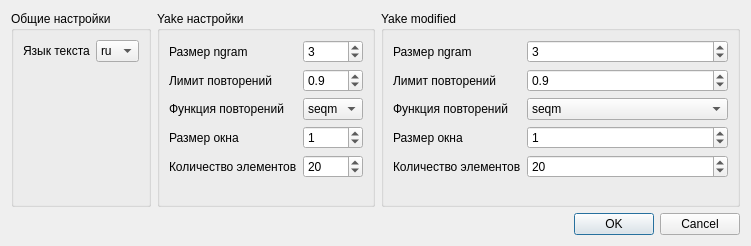
First picture: the form in YRake/interface/ui/SettingsWindow.ui, repository BroBezzubik/Diplome2021, before the edit.
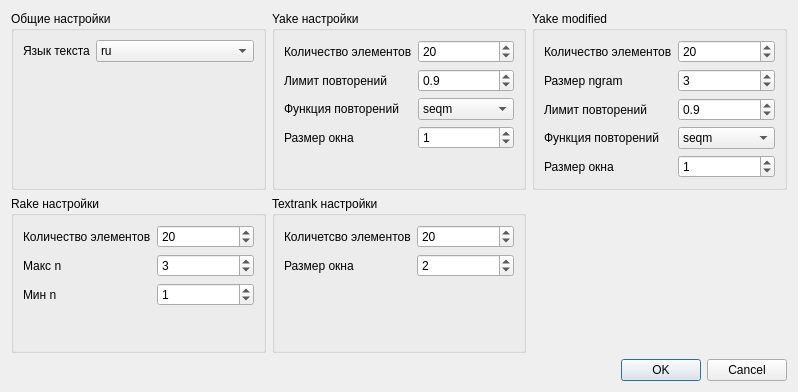
Second picture: the form after the edit.

Patch:
```diff
--- a/YRake/interface/ui/SettingsWindow.ui
+++ b/YRake/interface/ui/SettingsWindow.ui
@@ -6,8 +6,8 @@
    <rect>
     <x>0</x>
     <y>0</y>
-    <width>751</width>
-    <height>246</height>
+    <width>798</width>
+    <height>392</height>
    </rect>
   </property>
   <property name="windowTitle">
@@ -15,28 +15,125 @@
   </property>
   <layout class="QGridLayout" name="gridLayout">
    <item row="0" column="2">
+    <widget class="QGroupBox" name="yakemodified_groupbox">
+     <property name="sizePolicy">
+      <sizepolicy hsizetype="Preferred" vsizetype="Preferred">
+       <horstretch>0</horstretch>
+       <verstretch>0</verstretch>
+      </sizepolicy>
+     </property>
+     <property name="title">
+      <string>Yake modified</string>
+     </property>
+     <layout class="QFormLayout" name="formLayout_3">
+      <item row="1" column="0">
+       <widget class="QLabel" name="yakemodified_ngram_size_label">
+        <property name="text">
+         <string>Размер ngram</string>
+        </property>
+       </widget>
+      </item>
+      <item row="1" column="1">
+       <widget class="QSpinBox" name="yakemodified_ngram_size">
+        <property name="value">
+         <number>3</number>
+        </property>
+       </widget>
+      </item>
+      <item row="2" column="0">
+       <widget class="QLabel" name="yakemodified_dedup_lim_label">
+        <property name="text">
+         <string>Лимит повторений</string>
+        </property>
+       </widget>
+      </item>
+      <item row="2" column="1">
+       <widget class="QDoubleSpinBox" name="yakemodified_dedup_lim">
+        <property name="decimals">
+         <number>1</number>
+        </property>
+        <property name="value">
+         <double>0.900000000000000</double>
+        </property>
+       </widget>
+      </item>
+      <item row="3" column="0">
+       <widget class="QLabel" name="yakemodified_dedup_func_label">
+        <property name="text">
+         <string>Функция повторений</string>
+        </property>
+       </widget>
+      </item>
+      <item row="3" column="1">
+       <widget class="QComboBox" name="yakemodified_dedup_func">
+        <item>
+         <property name="text">
+          <string>seqm</string>
+         </property>
+        </item>
+        <item>
+         <property name="text">
+          <string>jaro</string>
+         </property>
+        </item>
+        <item>
+         <property name="text">
+          <string>levs</string>
+         </property>
+        </item>
+        <item>
+         <property name="text">
+          <string/>
+         </property>
+        </item>
+       </widget>
+      </item>
+      <item row="4" column="0">
+       <widget class="QLabel" name="yakemodified_window_size_label">
+        <property name="text">
+         <string>Размер окна</string>
+        </property>
+       </widget>
+      </item>
+      <item row="4" column="1">
+       <widget class="QSpinBox" name="yakemodified_window_size">
+        <property name="value">
+         <number>1</number>
+        </property>
+       </widget>
+      </item>
+      <item row="0" column="0">
+       <widget class="QLabel" name="yakemodified_top_label">
+        <property name="text">
+         <string>Количество элементов</string>
+        </property>
+       </widget>
+      </item>
+      <item row="0" column="1">
+       <widget class="QSpinBox" name="yakemodified_top">
+        <property name="value">
+         <number>20</number>
+        </property>
+       </widget>
+      </item>
+     </layout>
+    </widget>
+   </item>
+   <item row="0" column="1">
     <widget class="QGroupBox" name="yake_groupbox">
      <property name="enabled">
       <bool>true</bool>
      </property>
+     <property name="sizePolicy">
+      <sizepolicy hsizetype="Preferred" vsizetype="Preferred">
+       <horstretch>0</horstretch>
+       <verstretch>0</verstretch>
+      </sizepolicy>
+     </property>
      <property name="title">
       <string>Yake настройки</string>
      </property>
      <layout class="QFormLayout" name="formLayout">
-      <item row="0" column="0">
-       <widget class="QLabel" name="yake_ngram_label">
-        <property name="text">
-         <string>Размер ngram</string>
-        </property>
-       </widget>
-      </item>
-      <item row="0" column="1">
-       <widget class="QSpinBox" name="yake_ngram_size">
-        <property name="value">
-         <number>3</number>
-        </property>
-       </widget>
-      </item>
       <item row="1" column="0">
        <widget class="QLabel" name="yake_lim_label">
         <property name="text">
@@ -89,20 +186,83 @@
       </item>
       <item row="3" column="1">
        <widget class="QSpinBox" name="yake_window_size">
+        <property name="sizePolicy">
+         <sizepolicy hsizetype="Preferred" vsizetype="Fixed">
+          <horstretch>0</horstretch>
+          <verstretch>0</verstretch>
+         </sizepolicy>
+        </property>
         <property name="value">
          <number>1</number>
         </property>
        </widget>
       </item>
-      <item row="4" column="0">
+      <item row="0" column="0">
        <widget class="QLabel" name="top_label">
         <property name="text">
          <string>Количество элементов</string>
         </property>
        </widget>
       </item>
-      <item row="4" column="1">
+      <item row="0" column="1">
        <widget class="QSpinBox" name="yake_top">
+        <property name="sizePolicy">
+         <sizepolicy hsizetype="Preferred" vsizetype="Fixed">
+          <horstretch>0</horstretch>
+          <verstretch>0</verstretch>
+         </sizepolicy>
+        </property>
+        <property name="value">
+         <number>20</number>
+        </property>
+       </widget>
+      </item>
+     </layout>
+    </widget>
+   </item>
+   <item row="1" column="0">
+    <widget class="QGroupBox" name="groupBox">
+     <property name="title">
+      <string>Rake настройки</string>
+     </property>
+     <layout class="QFormLayout" name="formLayout_4">
+      <item row="1" column="0">
+       <widget class="QLabel" name="label">
+        <property name="text">
+         <string>Макс n</string>
+        </property>
+       </widget>
+      </item>
+      <item row="2" column="0">
+       <widget class="QLabel" name="label_2">
+        <property name="text">
+         <string>Мин n</string>
+        </property>
+       </widget>
+      </item>
+      <item row="1" column="1">
+       <widget class="QSpinBox" name="rake_max_n">
+        <property name="value">
+         <number>3</number>
+        </property>
+       </widget>
+      </item>
+      <item row="2" column="1">
+       <widget class="QSpinBox" name="rake_min_n">
+        <property name="value">
+         <number>1</number>
+        </property>
+       </widget>
+      </item>
+      <item row="0" column="0">
+       <widget class="QLabel" name="label_6">
+        <property name="text">
+         <string>Количество элементов</string>
+        </property>
+       </widget>
+      </item>
+      <item row="0" column="1">
+       <widget class="QSpinBox" name="rake_top">
         <property name="value">
          <number>20</number>
         </property>
@@ -141,106 +301,7 @@
      </layout>
     </widget>
    </item>
-   <item row="0" column="3">
-    <widget class="QGroupBox" name="yakemodified_groupbox">
-     <property name="title">
-      <string>Yake modified</string>
-     </property>
-     <layout class="QFormLayout" name="formLayout_3">
-      <item row="0" column="0">
-       <widget class="QLabel" name="yakemodified_ngram_size_label">
-        <property name="text">
-         <string>Размер ngram</string>
-        </property>
-       </widget>
-      </item>
-      <item row="0" column="1">
-       <widget class="QSpinBox" name="yakemodified_ngram_size">
-        <property name="value">
-         <number>3</number>
-        </property>
-       </widget>
-      </item>
-      <item row="1" column="0">
-       <widget class="QLabel" name="yakemodified_dedup_lim_label">
-        <property name="text">
-         <string>Лимит повторений</string>
-        </property>
-       </widget>
-      </item>
-      <item row="1" column="1">
-       <widget class="QDoubleSpinBox" name="yakemodified_dedup_lim">
-        <property name="decimals">
-         <number>1</number>
-        </property>
-        <property name="value">
-         <double>0.900000000000000</double>
-        </property>
-       </widget>
-      </item>
-      <item row="2" column="0">
-       <widget class="QLabel" name="yakemodified_dedup_func_label">
-        <property name="text">
-         <string>Функция повторений</string>
-        </property>
-       </widget>
-      </item>
-      <item row="2" column="1">
-       <widget class="QComboBox" name="yakemodified_dedup_func">
-        <item>
-         <property name="text">
-          <string>seqm</string>
-         </property>
-        </item>
-        <item>
-         <property name="text">
-          <string>jaro</string>
-         </property>
-        </item>
-        <item>
-         <property name="text">
-          <string>levs</string>
-         </property>
-        </item>
-        <item>
-         <property name="text">
-          <string/>
-         </property>
-        </item>
-       </widget>
-      </item>
-      <item row="3" column="0">
-       <widget class="QLabel" name="yakemodified_window_size_label">
-        <property name="text">
-         <string>Размер окна</string>
-        </property>
-       </widget>
-      </item>
-      <item row="3" column="1">
-       <widget class="QSpinBox" name="yakemodified_window_size">
-        <property name="value">
-         <number>1</number>
-        </property>
-       </widget>
-      </item>
-      <item row="4" column="0">
-       <widget class="QLabel" name="yakemodified_top_label">
-        <property name="text">
-         <string>Количество элементов</string>
-        </property>
-       </widget>
-      </item>
-      <item row="4" column="1">
-       <widget class="QSpinBox" name="yakemodified_top">
-        <property name="value">
-         <number>20</number>
-        </property>
-       </widget>
-      </item>
-     </layout>
-    </widget>
-   </item>
-   <item row="1" column="3">
+   <item row="2" column="0" colspan="3">
     <widget class="QDialogButtonBox" name="buttonBox">
      <property name="sizePolicy">
       <sizepolicy hsizetype="Minimum" vsizetype="Fixed">
@@ -256,6 +317,43 @@
      </property>
     </widget>
    </item>
+   <item row="1" column="1">
+    <widget class="QGroupBox" name="groupBox_2">
+     <property name="title">
+      <string>Textrank настройки</string>
+     </property>
+     <layout class="QFormLayout" name="formLayout_5">
+      <item row="1" column="0">
+       <widget class="QLabel" name="label_3">
+        <property name="text">
+         <string>Размер окна</string>
+        </property>
+       </widget>
+      </item>
+      <item row="0" column="0">
+       <widget class="QLabel" name="label_4">
+        <property name="text">
+         <string>Количетсво элементов</string>
+        </property>
+       </widget>
+      </item>
+      <item row="0" column="1">
+       <widget class="QSpinBox" name="textrank_top">
+        <property name="value">
+         <number>20</number>
+        </property>
+       </widget>
+      </item>
+      <item row="1" column="1">
+       <widget class="QSpinBox" name="textrank_window_size">
+        <property name="value">
+         <number>2</number>
+        </property>
+       </widget>
+      </item>
+     </layout>
+    </widget>
+   </item>
   </layout>
  </widget>
  <resources/>
```
Left out of the diff: 14 changed lines with no effect on the pictures.
